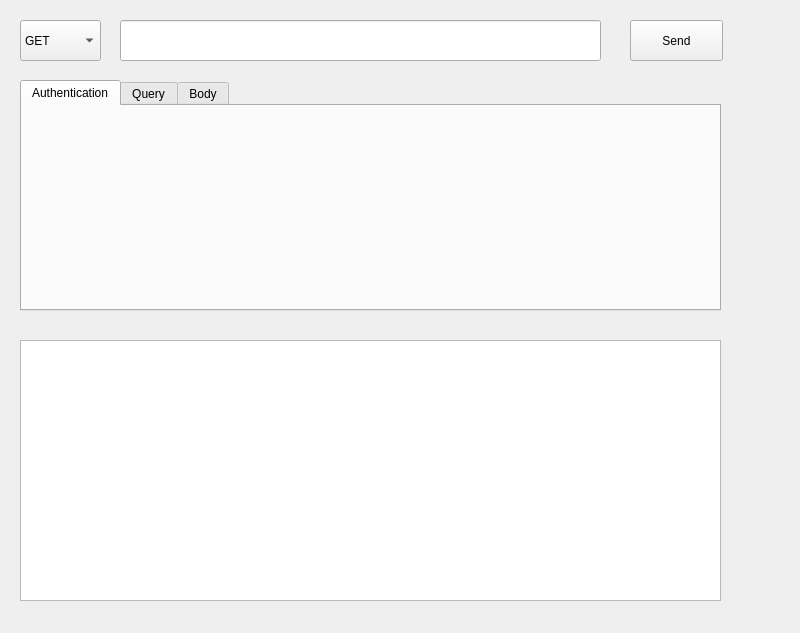
The window that mainwindow.ui (ReadWriteV/HttpRequestTool) describes before a commit, drawn with Qt 5.
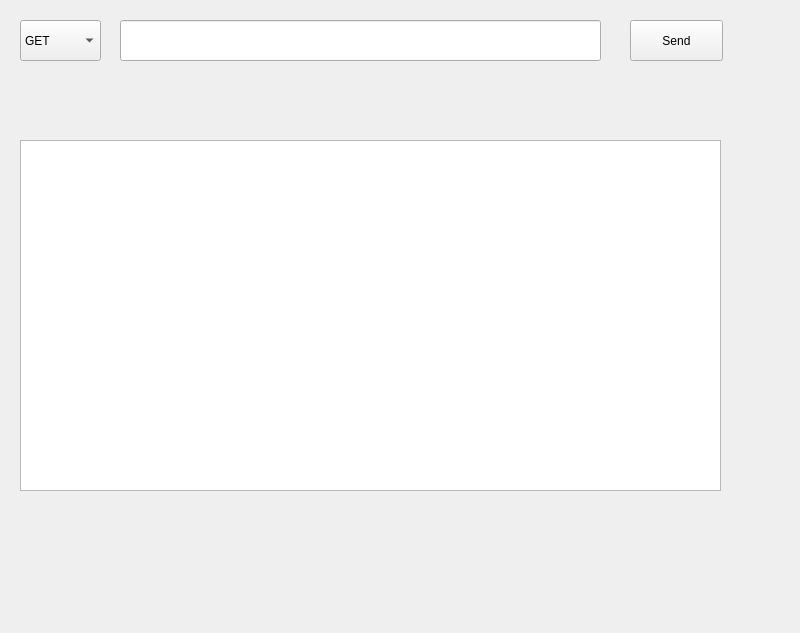
The same window after the commit. Icons and pictures are not drawn.

Commit message: GET now is OK

```diff
--- a/mainwindow.ui
+++ b/mainwindow.ui
@@ -70,70 +70,15 @@
      <string>Send</string>
     </property>
    </widget>
-   <widget class="QTextEdit" name="textEdit">
+   <widget class="QTextBrowser" name="textBrowser">
     <property name="geometry">
      <rect>
       <x>20</x>
-      <y>340</y>
+      <y>140</y>
       <width>701</width>
-      <height>261</height>
+      <height>351</height>
      </rect>
     </property>
-    <property name="readOnly">
-     <bool>true</bool>
-    </property>
-   </widget>
-   <widget class="QTabWidget" name="tabWidget">
-    <property name="geometry">
-     <rect>
-      <x>20</x>
-      <y>80</y>
-      <width>701</width>
-      <height>231</height>
-     </rect>
-    </property>
-    <property name="tabPosition">
-     <enum>QTabWidget::North</enum>
-    </property>
-    <property name="tabShape">
-     <enum>QTabWidget::Rounded</enum>
-    </property>
-    <property name="currentIndex">
-     <number>0</number>
-    </property>
-    <property name="elideMode">
-     <enum>Qt::ElideLeft</enum>
-    </property>
-    <property name="usesScrollButtons">
-     <bool>true</bool>
-    </property>
-    <property name="documentMode">
-     <bool>false</bool>
-    </property>
-    <property name="tabsClosable">
-     <bool>false</bool>
-    </property>
-    <property name="movable">
-     <bool>false</bool>
-    </property>
-    <property name="tabBarAutoHide">
-     <bool>false</bool>
-    </property>
-    <widget class="QWidget" name="tab_1">
-     <attribute name="title">
-      <string>Authentication</string>
-     </attribute>
-    </widget>
-    <widget class="QWidget" name="tab_2">
-     <attribute name="title">
-      <string>Query</string>
-     </attribute>
-    </widget>
-    <widget class="QWidget" name="tab_3">
-     <attribute name="title">
-      <string>Body</string>
-     </attribute>
-    </widget>
    </widget>
   </widget>
   <action name="actionopenfile">
```
The commit also changes 1 other file.
